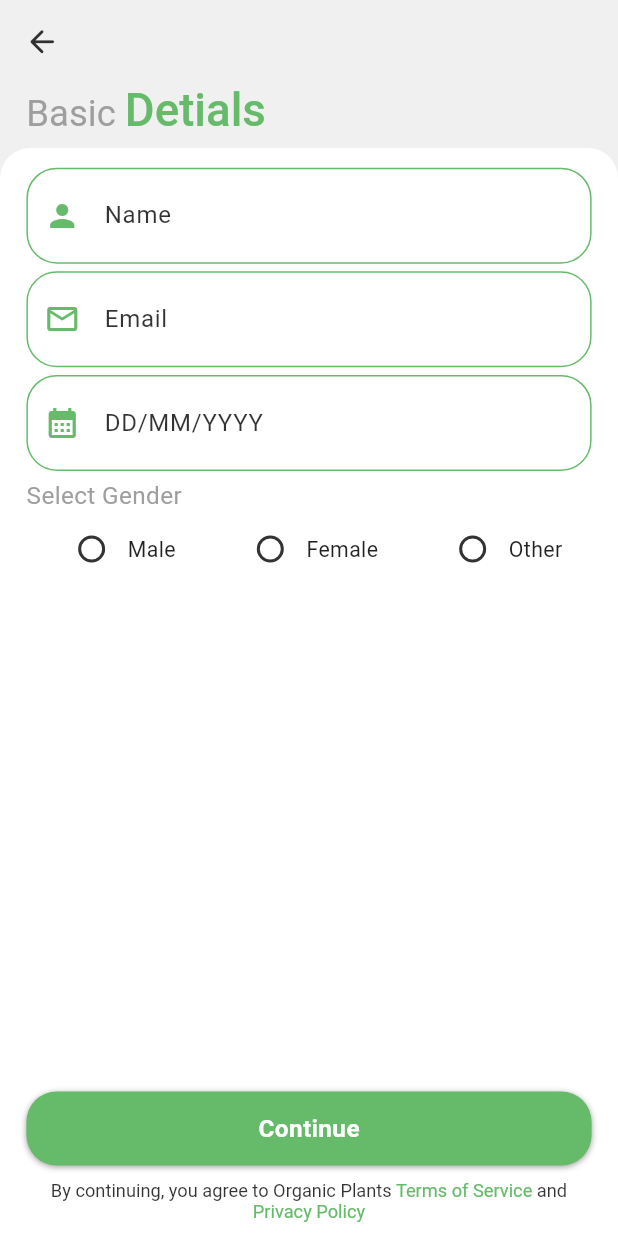
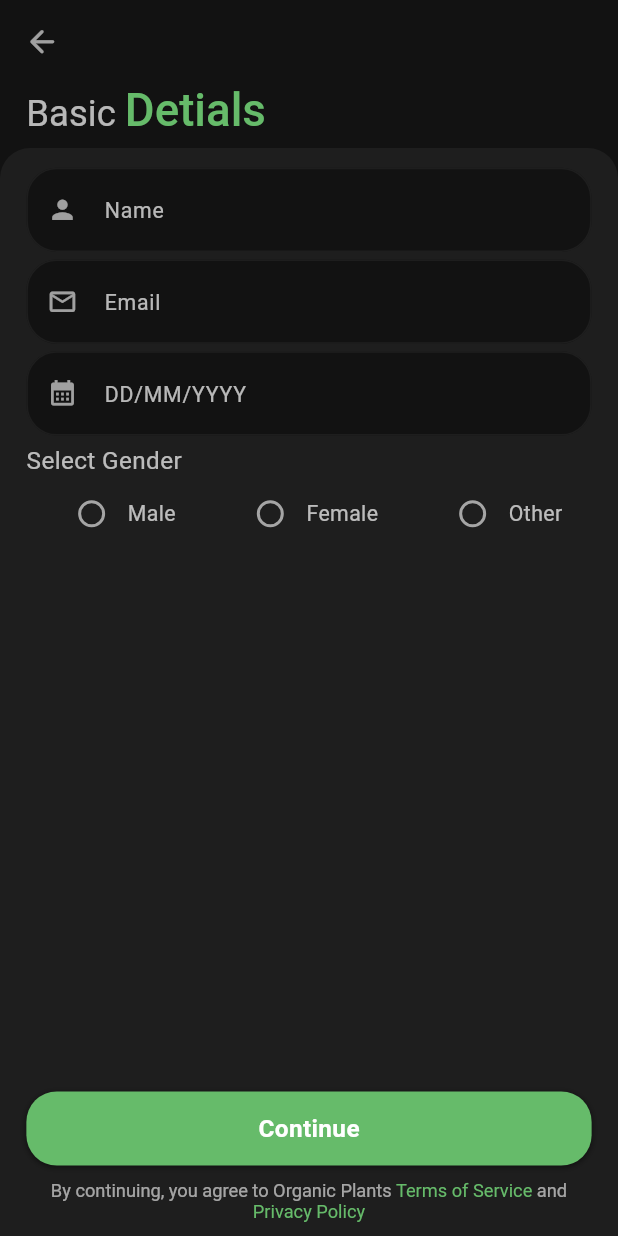
Before and after one commit to dharmtejaa/Flutter_Organicplants_Ecommerce_App, a Flutter app: the Basicdetails screen opened directly, on a phone screen of 412 x 824 dp. Run offline on Flutter 3.47's test engine with Material 3 defaults, Android fonts, the light colour scheme and no system bars; our stand-ins replace animated_text_kit, carousel_slider, firebase_auth, firebase_core, flutter_screenutil, lottie and 2 more; accounts and stored records are empty; network calls fail; Roboto replaces fonts that are missing (Poppins).

Commit message:
mian and custom text feild

```diff
--- a/lib/main.dart
+++ b/lib/main.dart
@@ -64,7 +64,7 @@ class MyApp extends StatelessWidget {
             );
           },
           debugShowCheckedModeBanner: false,
-          theme: AppTheme.lightTheme,
+          theme: AppTheme.darkTheme,
           darkTheme: AppTheme.darkTheme,
           themeMode: themeProvider.themeMode,
 
--- a/lib/screens/auth/views/components/custom_textfield.dart
+++ b/lib/screens/auth/views/components/custom_textfield.dart
@@ -1,6 +1,7 @@
 import 'package:flutter/material.dart';
 import 'package:flutter_screenutil/flutter_screenutil.dart';
 import 'package:organicplants/services/app_sizes.dart';
+import 'package:organicplants/theme/app_theme.dart';
 
 class CustomTextField extends StatelessWidget {
   final String hintText;
@@ -78,6 +79,7 @@ class CustomTextField extends StatelessWidget {
 
   @override
   Widget build(BuildContext context) {
+    final colorScheme = Theme.of(context).colorScheme;
     final notifier = isObscureNotifier ?? ValueNotifier<bool>(obsecureText);
 
     return SizedBox(
@@ -89,12 +91,23 @@ class CustomTextField extends StatelessWidget {
             controller: controller,
             obscureText: isObscure,
             keyboardType: keyboardType,
+            style: TextStyle(
+              fontSize: AppSizes.fontSm,
+              color: colorScheme.onSurface,
+            ),
             validator: _validateInput,
             autovalidateMode: AutovalidateMode.onUserInteraction,
             decoration: InputDecoration(
               hintText: hintText,
-              contentPadding: const EdgeInsets.all(20),
-              prefixIcon: prefixIcon != null ? Icon(prefixIcon) : null,
+              hintStyle: TextStyle(
+                fontSize: AppSizes.fontSm,
+                color: colorScheme.onSecondary,
+              ),
+              contentPadding: EdgeInsets.all(AppSizes.paddingMd),
+              prefixIcon:
+                  prefixIcon != null
+                      ? Icon(prefixIcon, size: AppSizes.iconSm)
+                      : null,
               suffixIcon:
                   obsecureText
                       ? GestureDetector(
@@ -105,25 +118,56 @@ class CustomTextField extends StatelessWidget {
                       )
                       : null,
               filled: true,
-              fillColor: Colors.white,
+              fillColor:
+                  colorScheme.brightness == Brightness.dark
+                      ? AppTheme.darkBackground
+                      : const Color(0xFFF0F0F0),
+              suffixIconColor: colorScheme.onSurface,
+              prefixIconColor: colorScheme.onSurface,
               border: OutlineInputBorder(
-                borderRadius: BorderRadius.circular(AppSizes.radiusLg),
-                borderSide: BorderSide(color: Colors.green.shade400),
+                borderRadius: BorderRadius.all(
+                  Radius.circular(AppSizes.radiusLg),
+                ),
+                borderSide: BorderSide(
+                  color:
+                      colorScheme.brightness == Brightness.dark
+                          ? colorScheme.surface
+                          : AppTheme.lightCard,
+                ),
               ),
               enabledBorder: OutlineInputBorder(
-                borderRadius: BorderRadius.circular(AppSizes.radiusLg),
-                borderSide: BorderSide(color: Colors.green.shade400),
+                borderRadius: BorderRadius.all(
+                  Radius.circular(AppSizes.radiusLg),
+                ),
+                borderSide: BorderSide(
+                  color:
+                      colorScheme.brightness == Brightness.dark
+                          ? colorScheme.surface
+                          : const Color(0xFFF0F0F0),
+                ),
               ),
               focusedBorder: OutlineInputBorder(
-                borderRadius: BorderRadius.circular(AppSizes.radiusLg),
-                borderSide: BorderSide(color: Colors.green.shade400),
+                borderRadius: BorderRadius.all(
+                  Radius.circular(AppSizes.radiusLg),
+                ),
+                borderSide: BorderSide(
+                  color:
+                      colorScheme.brightness == Brightness.dark
+                          ? colorScheme.surface
+                          : const Color(0xFFF0F0F0),
+                ),
               ),
               errorBorder: OutlineInputBorder(
-                borderRadius: BorderRadius.circular(AppSizes.radiusLg),
-                borderSide: BorderSide.none,
+                borderRadius: BorderRadius.all(
+                  Radius.circular(AppSizes.radiusLg),
+                ),
+                borderSide: BorderSide(
+                  color:
+                      colorScheme.brightness == Brightness.dark
+                          ? colorScheme.surface
+                          : const Color(0xFFF0F0F0),
+                ),
               ),
-              suffixIconColor: Colors.green.shade400,
-              prefixIconColor: Colors.green.shade400,
             ),
           );
         },
```
